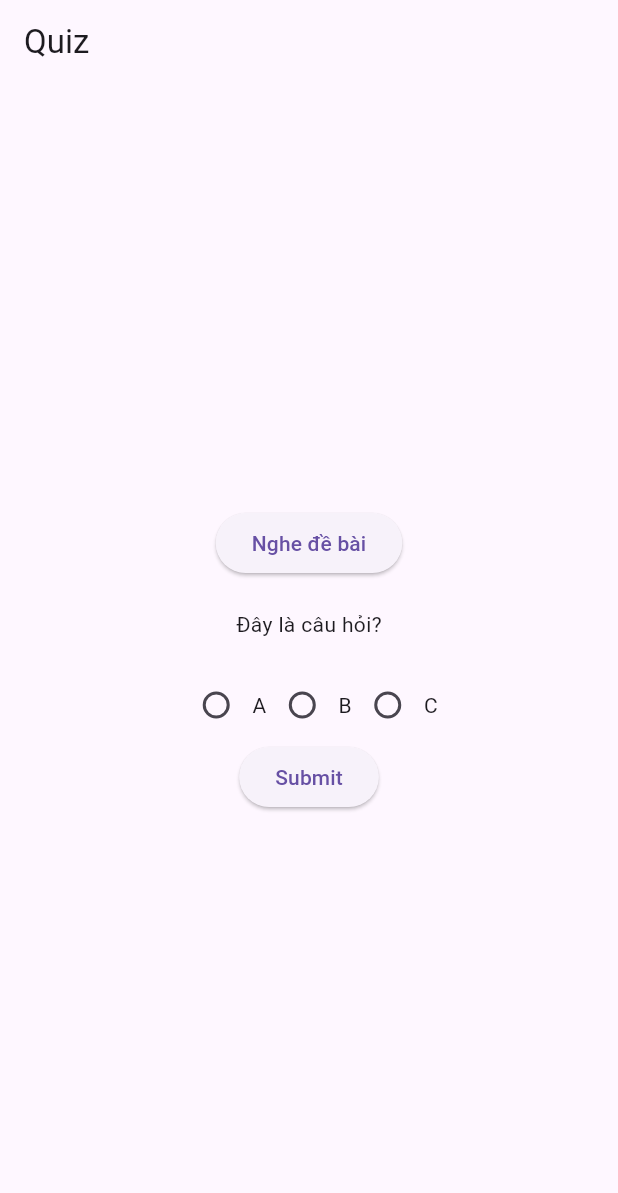
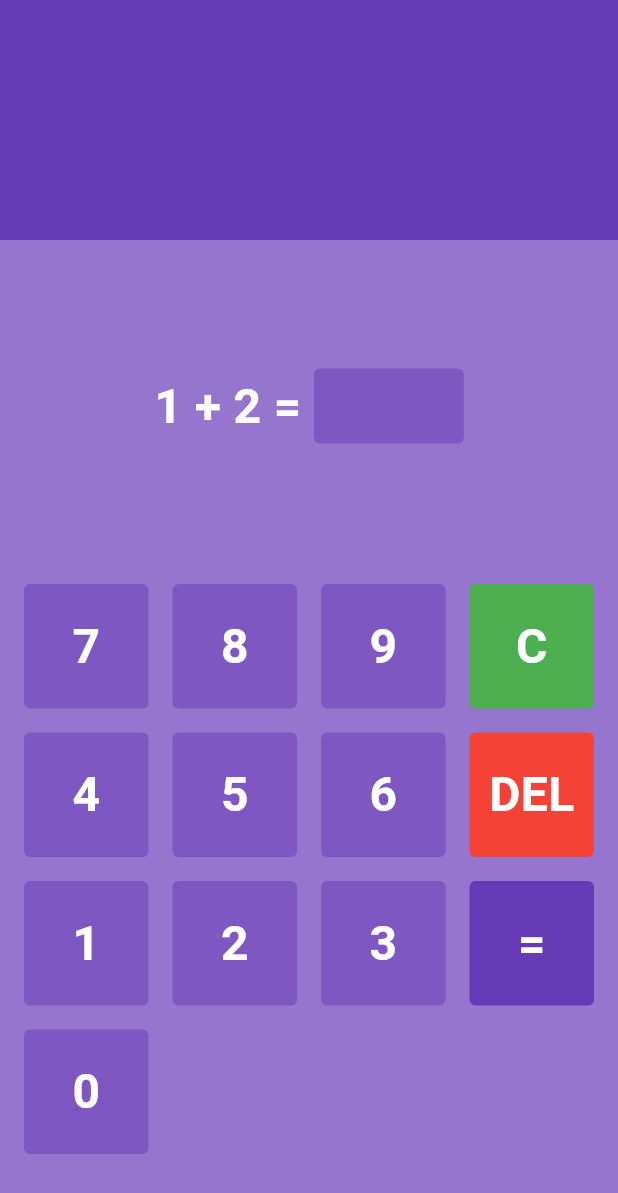
Before and after one commit to ChanhXaoSa/BeanMindDemo, a Flutter app: the screen it shows after launch, on a phone screen of 412 x 824 dp. Shown: the top 1193 px of the screen. Run offline on Flutter 3.47's test engine with Material 3 defaults, Android fonts, the phone set to English and light mode, and no system bars; our stand-ins replace flutter_tts.

Commit message:
add math game demo

```diff
--- /dev/null
+++ b/beanmind_demo/lib/const.dart
@@ -0,0 +1,4 @@
+import 'package:flutter/material.dart';
+
+var whiteTextStyle =
+    const TextStyle(fontWeight: FontWeight.bold, fontSize: 32, color: Colors.white);
--- a/beanmind_demo/lib/main.dart
+++ b/beanmind_demo/lib/main.dart
@@ -1,5 +1,6 @@
 import 'package:beanmind_demo/drag_and_drop_page.dart';
 import 'package:beanmind_demo/home_page.dart';
+import 'package:beanmind_demo/math_game_page.dart';
 import 'package:beanmind_demo/question_voice_answer_page.dart';
 import 'package:flutter/material.dart';
 
@@ -16,7 +17,7 @@
         visualDensity: VisualDensity.adaptivePlatformDensity
       ),
       debugShowCheckedModeBanner: false,
-      home: QuestionVoiceAnswerPage(),
+      home: MathGamePage(),
     );
   }
 }
--- /dev/null
+++ b/beanmind_demo/lib/math_game_page.dart
@@ -0,0 +1,181 @@
+import 'dart:math';
+
+import 'package:beanmind_demo/const.dart';
+import 'package:beanmind_demo/util/my_button.dart';
+import 'package:flutter/cupertino.dart';
+import 'package:flutter/material.dart';
+
+class MathGamePage extends StatefulWidget {
+  @override
+  _MathGamePageState createState() => _MathGamePageState();
+}
+
+class _MathGamePageState extends State<MathGamePage> {
+  List<String> numberPad = [
+    '7',
+    '8',
+    '9',
+    'C',
+    '4',
+    '5',
+    '6',
+    'DEL',
+    '1',
+    '2',
+    '3',
+    '=',
+    '0'
+  ];
+
+  int numberA = 1;
+  int numberB = 2;
+
+  String userAnswer = '';
+
+  void buttonTapped(String button) {
+    setState(() {
+      if (button == '=') {
+        checkResult();
+      } else if (button == 'C') {
+        userAnswer = '';
+      } else if (button == 'DEL') {
+        if(userAnswer.isNotEmpty) {
+          userAnswer = userAnswer.substring(0, userAnswer.length - 1);
+        }
+      } else if (userAnswer.length < 4) {
+        userAnswer += button;
+      }
+    });
+  }
+
+  void checkResult() {
+    if(numberA + numberB == int.parse(userAnswer)) {
+      showDialog(context: context, builder: (context) {
+        return AlertDialog(
+          backgroundColor: Colors.deepPurple,
+          content: Container(
+            height: 200,
+            color: Colors.deepPurple,
+            child: Column(
+              mainAxisAlignment: MainAxisAlignment.spaceEvenly,
+              children: [
+                Text(
+                  'Correct!',
+                  style: whiteTextStyle,
+                ),
+                GestureDetector(
+                  onTap: goToNextQuestion,
+                  child: Container(
+                    padding: EdgeInsets.all(4),
+                    decoration: BoxDecoration(
+                      color: Colors.deepPurple[300],
+                      borderRadius: BorderRadius.circular(8)
+                    ),
+                    child: Icon(Icons.arrow_forward_ios, color: Colors.white,),
+                  ),
+                )
+              ],
+            ),
+          ),
+        );
+      });
+    } else {
+      showDialog(context: context, builder: (context) {
+        return AlertDialog(
+          backgroundColor: Colors.deepPurple,
+          content: Container(
+            height: 200,
+            color: Colors.deepPurple,
+            child: Column(
+              mainAxisAlignment: MainAxisAlignment.spaceEvenly,
+              children: [
+                Text(
+                  'Incorrect!',
+                  style: whiteTextStyle,
+                ),
+                GestureDetector(
+                  onTap: goToNextQuestion,
+                  child: Container(
+                    padding: EdgeInsets.all(4),
+                    decoration: BoxDecoration(
+                        color: Colors.deepPurple[300],
+                        borderRadius: BorderRadius.circular(8)
+                    ),
+                    child: Icon(Icons.arrow_forward_ios, color: Colors.white,),
+                  ),
+                )
+              ],
+            ),
+          ),
+        );
+      });
+    };
+  }
+
+  var randomNumber = Random();
+
+  void goToNextQuestion() {
+    Navigator.of(context).pop();
+    setState(() {
+      userAnswer = '';
+      numberA = randomNumber.nextInt(2);
+      numberB = randomNumber.nextInt(100);
+    });
+  }
+
+  @override
+  Widget build(BuildContext context) {
+    return Scaffold(
+      backgroundColor: Colors.deepPurple[300],
+      body: Column(
+        children: [
+          Container(
+            height: 160,
+            color: Colors.deepPurple,
+          ),
+          Expanded(
+            child: Container(
+              child: Center(
+                child: Row(
+                  mainAxisAlignment: MainAxisAlignment.center,
+                  children: [
+                    Text(
+                      numberA.toString() + ' + ' + numberB.toString() + ' = ',
+                      style: whiteTextStyle,
+                    ),
+                    Container(
+                      height: 50,
+                      width: 100,
+                      decoration: BoxDecoration(
+                        color: Colors.deepPurple[400],
+                        borderRadius: BorderRadius.circular(4),
+                      ),
+                      child: Center(
+                        child: Text(style: whiteTextStyle, userAnswer),
+                      ),
+                    ),
+                  ],
+                ),
+              ),
+            ),
+          ),
+          Expanded(
+            flex: 2,
+            child: GridView.builder(
+                itemCount: numberPad.length,
+                // physics: NeverScrollableScrollPhysics(),
+                padding: EdgeInsets.fromLTRB(8, 0, 8, 0),
+                gridDelegate: SliverGridDelegateWithFixedCrossAxisCount(
+                    crossAxisCount: 4),
+                itemBuilder: (context, index) {
+                  return MyButton(
+                    child: numberPad[index],
+                    onTap: () => buttonTapped(numberPad[index]),
+                  );
+                }),
+          ),
+        ],
+      ),
+    );
+  }
+}
--- /dev/null
+++ b/beanmind_demo/lib/util/my_button.dart
@@ -0,0 +1,40 @@
+import 'package:beanmind_demo/const.dart';
+import 'package:flutter/material.dart';
+
+class MyButton extends StatelessWidget {
+  final String child;
+  final VoidCallback onTap;
+  var buttonColor = Colors.deepPurple[400];
+  MyButton({Key? key, required this.child, required this.onTap}) : super(key: key);
+
+  @override
+  Widget build(BuildContext context) {
+
+    if(child == 'C') {
+      buttonColor = Colors.green;
+    } else if (child == 'DEL') {
+      buttonColor = Colors.red;
+    } else if (child == '=') {
+      buttonColor = Colors.deepPurple;
+    }
+
+    return Padding(
+      padding: const EdgeInsets.all(8.0),
+      child: GestureDetector(
+        onTap: onTap,
+        child: Container(
+          decoration: BoxDecoration(
+            color: buttonColor,
+            borderRadius: BorderRadius.circular(4),
+          ),
+          child: Center(
+            child: Text(
+              child,
+              style: whiteTextStyle,
+            ),
+          ),
+        ),
+      ),
+    );
+  }
+}
```
